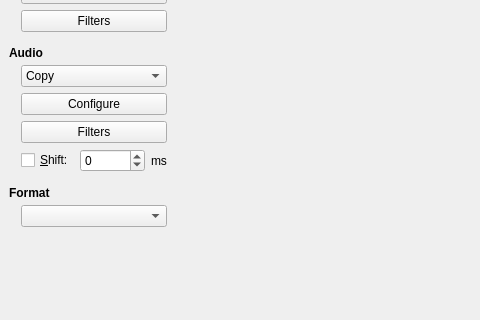
First picture: the form in branches/avidemux_2.4_branch/avidemux/ADM_userInterfaces/ADM_QT4/ADM_gui/gui2.ui, repository BackupTheBerlios/avidemux-svn, before the edit; both pictures show x 0 to 480 and y 122 to 442 of the 838 by 568 pixel window.
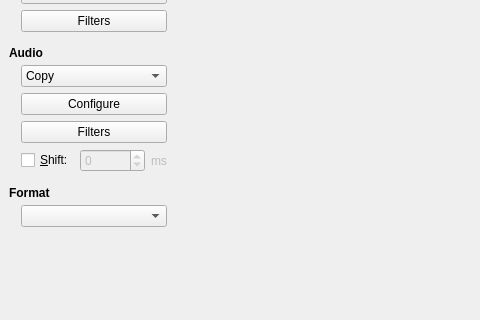
Second picture: the form after the edit. Icons and pictures are not drawn. Custom widgets are drawn as their Qt base class.

Commit message: [Qt] enable/disable audio shift on main UI

Diff of the .ui file:
```diff
--- a/branches/avidemux_2.4_branch/avidemux/ADM_userInterfaces/ADM_QT4/ADM_gui/gui2.ui
+++ b/branches/avidemux_2.4_branch/avidemux/ADM_userInterfaces/ADM_QT4/ADM_gui/gui2.ui
@@ -406,6 +406,9 @@
                 </item>
                 <item>
                  <widget class="QSpinBox" name="spinBox_TimeValue" >
+                  <property name="enabled" >
+                   <bool>false</bool>
+                  </property>
                   <property name="sizePolicy" >
                    <sizepolicy vsizetype="Fixed" hsizetype="Minimum" >
                     <horstretch>0</horstretch>
@@ -422,6 +425,9 @@
                 </item>
                 <item>
                  <widget class="QLabel" name="label_9" >
+                  <property name="enabled" >
+                   <bool>false</bool>
+                  </property>
                   <property name="text" >
                    <string>ms</string>
                   </property>
```
Left out of the diff: 35 changed lines with no effect on the pictures.
